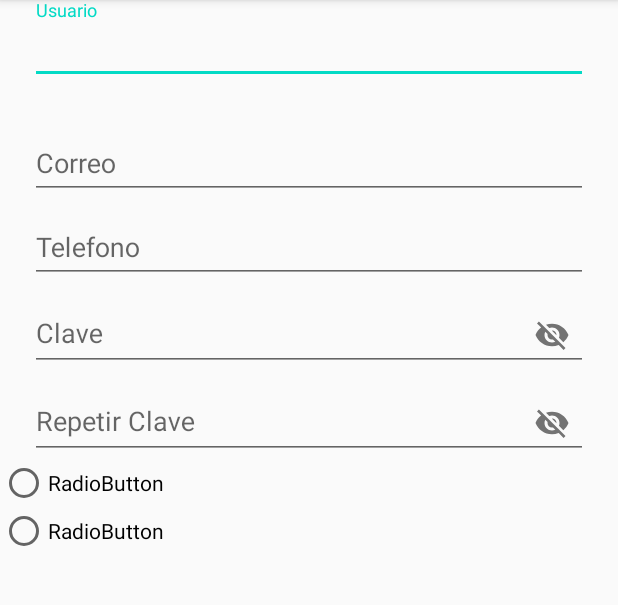
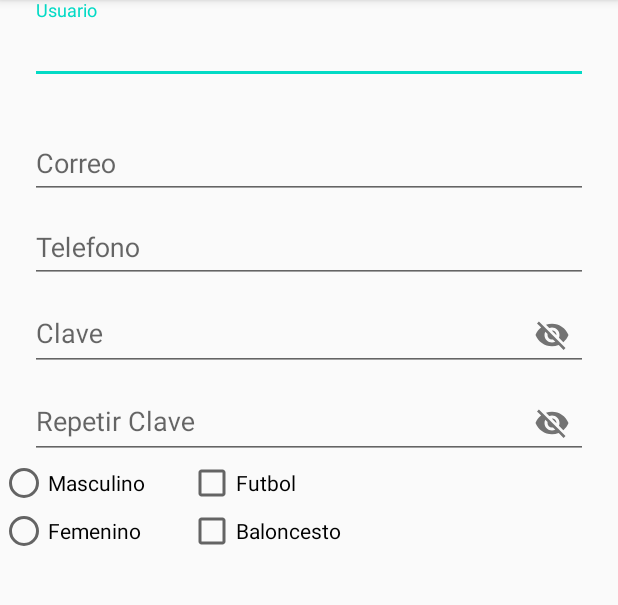
Before and after one commit to jolgo1989/Formulario, an Android app: the screen it shows after launch (MainActivity), on a phone screen of 412 x 824 dp, the part 84-689 px from its top. Run offline under Robolectric (Android 15) with nearby library versions, the phone set to English and light mode, and no system bars.

Commit message:
Se agrego check button y radiobutton

```diff
--- a/app/src/main/res/layout/activity_main.xml
+++ b/app/src/main/res/layout/activity_main.xml
@@ -9,8 +9,7 @@
     android:layout_width="match_parent"
     android:layout_height="match_parent"
     android:orientation="vertical"
-    tools:context=".MainActivity" >
-
+    tools:context=".MainActivity">
 
 
     <com.google.android.material.textfield.TextInputLayout
@@ -18,8 +17,8 @@
         android:layout_height="wrap_content"
         android:hint="@string/usuario"
         android:paddingLeft="20dp"
-        app:errorEnabled="true"
-        android:paddingRight="20dp">
+        android:paddingRight="20dp"
+        app:errorEnabled="true">
 
         <com.google.android.material.textfield.TextInputEditText
             android:layout_width="match_parent"
@@ -83,22 +82,48 @@
 
     </com.google.android.material.textfield.TextInputLayout>
 
+    <LinearLayout
+        android:layout_width="328dp"
+        android:layout_height="83dp"
+        android:orientation="horizontal">
+
         <RadioGroup
-        android:layout_width="130dp"
-        android:layout_height="78dp">
+            android:id="@+id/RadioGroup"
+            android:layout_width="125dp"
+            android:layout_height="77dp">
 
             <RadioButton
-            android:id="@+id/radioButton2"
+                android:id="@+id/radioButtonMale"
                 android:layout_width="wrap_content"
                 android:layout_height="wrap_content"
-            android:text="RadioButton" />
+                android:text="@string/masculino" />
 
             <RadioButton
-            android:id="@+id/radioButton3"
+                android:id="@+id/radioButtonFamale"
                 android:layout_width="wrap_content"
                 android:layout_height="wrap_content"
-            android:text="RadioButton" />
+                android:text="@string/femenino" />
+
         </RadioGroup>
+
+        <RadioGroup
+            android:layout_width="122dp"
+            android:layout_height="match_parent">
+
+            <CheckBox
+                android:id="@+id/checkBoxFutbol"
+                android:layout_width="wrap_content"
+                android:layout_height="wrap_content"
+                android:text="@string/futbol" />
+
+            <CheckBox
+                android:id="@+id/checkBox6"
+                android:layout_width="wrap_content"
+                android:layout_height="wrap_content"
+                android:text="@string/baloncesto" />
+        </RadioGroup>
+
+    </LinearLayout>
 
 
 </LinearLayout>
--- a/app/src/main/res/values/strings.xml
+++ b/app/src/main/res/values/strings.xml
@@ -7,5 +7,9 @@
     <string name="clave2">Repetir Clave</string>
     <string name="correo">Correo</string>
     <string name="telefono">Telefono</string>
+    <string name="masculino">Masculino</string>
+    <string name="femenino">Femenino</string>
+    <string name="futbol">Futbol</string>
+    <string name="baloncesto">Baloncesto</string>
 
 </resources>
```
Lines whose indentation alone changed are shown as unchanged.
